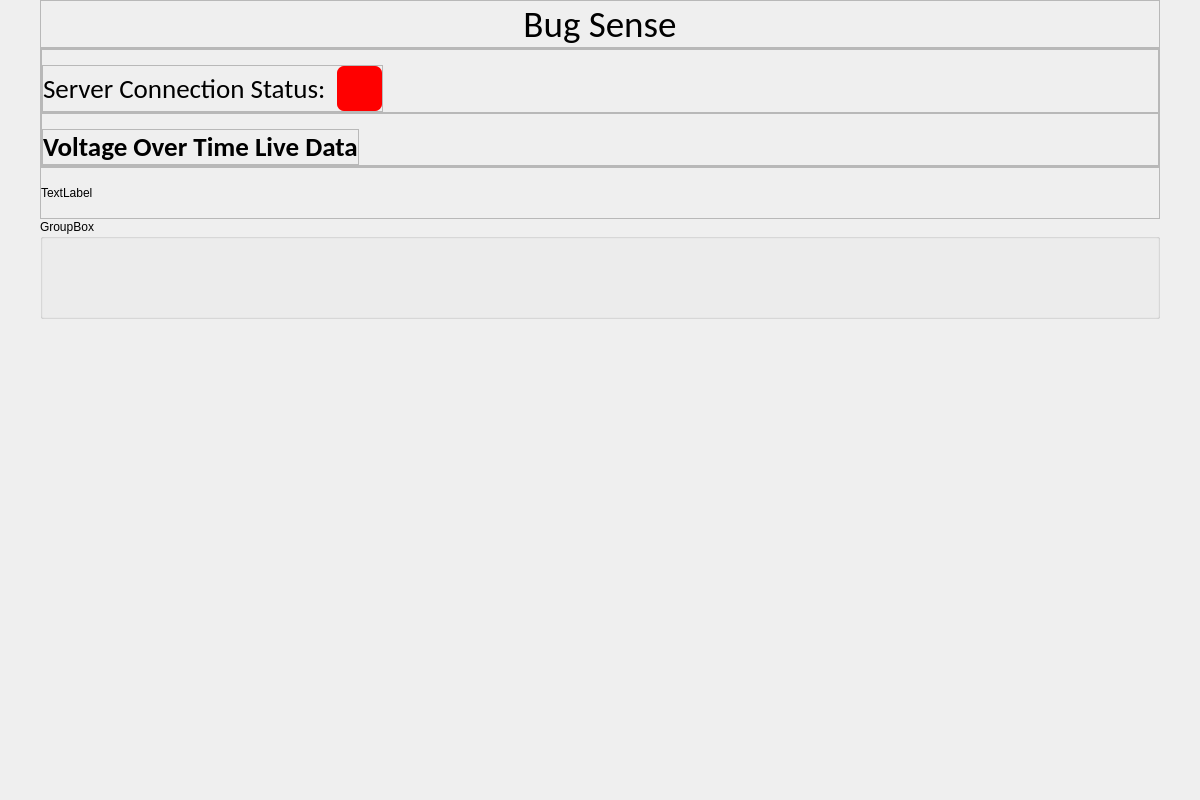
Qt form ui-interface/src/main_window.ui (biirdrat/bug-sense) before a commit.
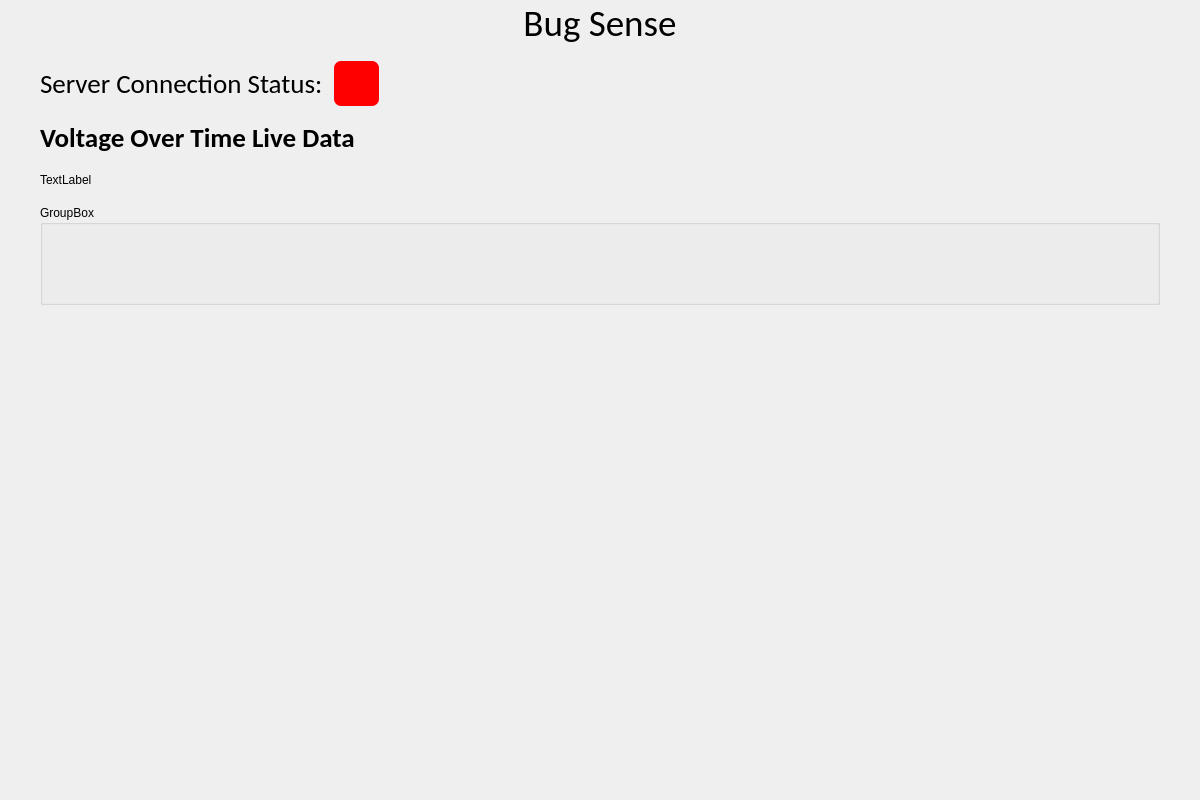
The same form after that commit.

Commit message: refactor: remove style from frames

Patch:
```diff
--- a/ui-interface/src/main_window.ui
+++ b/ui-interface/src/main_window.ui
@@ -70,10 +70,10 @@
          </sizepolicy>
         </property>
         <property name="frameShape">
-         <enum>QFrame::StyledPanel</enum>
+         <enum>QFrame::NoFrame</enum>
         </property>
         <property name="frameShadow">
-         <enum>QFrame::Raised</enum>
+         <enum>QFrame::Plain</enum>
         </property>
         <layout class="QGridLayout" name="gridLayout">
          <property name="leftMargin">
@@ -131,10 +131,10 @@
          </sizepolicy>
         </property>
         <property name="frameShape">
-         <enum>QFrame::StyledPanel</enum>
+         <enum>QFrame::NoFrame</enum>
         </property>
         <property name="frameShadow">
-         <enum>QFrame::Raised</enum>
+         <enum>QFrame::Plain</enum>
         </property>
         <layout class="QGridLayout" name="gridLayout_4">
          <property name="leftMargin">
@@ -203,10 +203,10 @@
          </sizepolicy>
         </property>
         <property name="frameShape">
-         <enum>QFrame::StyledPanel</enum>
+         <enum>QFrame::NoFrame</enum>
         </property>
         <property name="frameShadow">
-         <enum>QFrame::Raised</enum>
+         <enum>QFrame::Plain</enum>
         </property>
         <layout class="QGridLayout" name="gridLayout_3">
          <property name="leftMargin">
@@ -233,10 +233,10 @@
             </sizepolicy>
            </property>
            <property name="frameShape">
-            <enum>QFrame::StyledPanel</enum>
+            <enum>QFrame::NoFrame</enum>
            </property>
            <property name="frameShadow">
-            <enum>QFrame::Raised</enum>
+            <enum>QFrame::Plain</enum>
            </property>
            <layout class="QGridLayout" name="gridLayout_7">
             <property name="leftMargin">
@@ -276,10 +276,10 @@
                </sizepolicy>
               </property>
               <property name="frameShape">
-               <enum>QFrame::StyledPanel</enum>
+               <enum>QFrame::NoFrame</enum>
               </property>
               <property name="frameShadow">
-               <enum>QFrame::Raised</enum>
+               <enum>QFrame::Plain</enum>
               </property>
               <layout class="QGridLayout" name="gridLayout_8">
                <property name="leftMargin">
@@ -352,10 +352,10 @@
             </sizepolicy>
            </property>
            <property name="frameShape">
-            <enum>QFrame::StyledPanel</enum>
+            <enum>QFrame::NoFrame</enum>
            </property>
            <property name="frameShadow">
-            <enum>QFrame::Raised</enum>
+            <enum>QFrame::Plain</enum>
            </property>
            <layout class="QGridLayout" name="gridLayout_5">
             <property name="leftMargin">
@@ -382,10 +382,10 @@
                </sizepolicy>
               </property>
               <property name="frameShape">
-               <enum>QFrame::StyledPanel</enum>
+               <enum>QFrame::NoFrame</enum>
               </property>
               <property name="frameShadow">
-               <enum>QFrame::Raised</enum>
+               <enum>QFrame::Plain</enum>
               </property>
               <layout class="QGridLayout" name="gridLayout_6">
                <property name="leftMargin">
```
